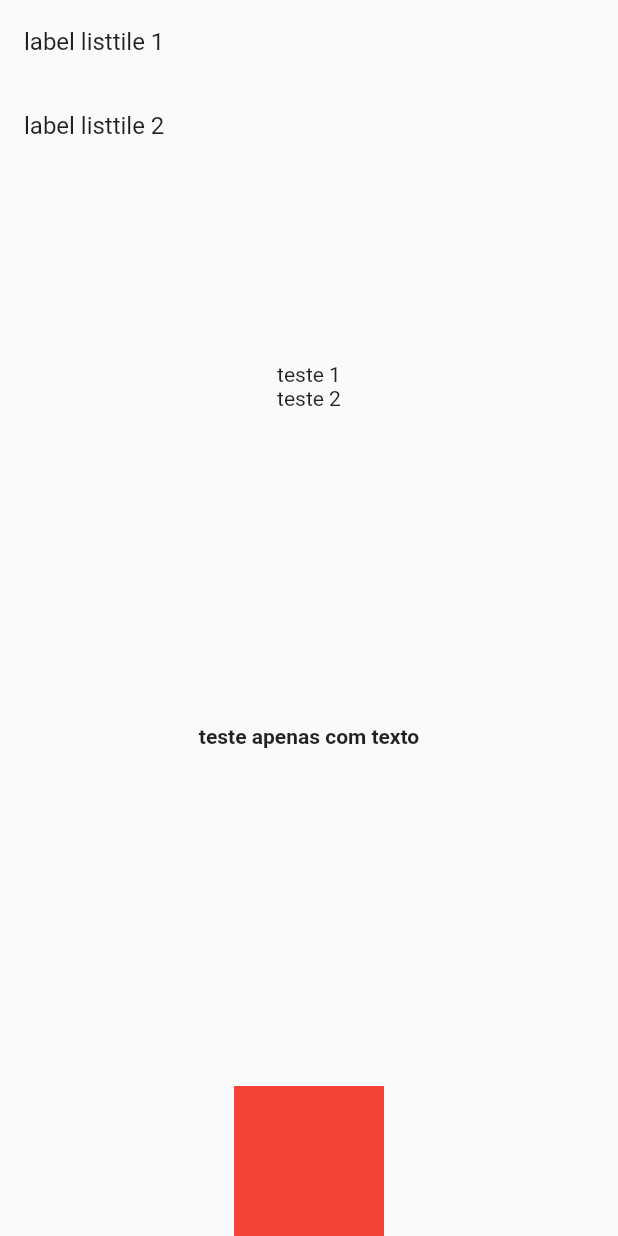
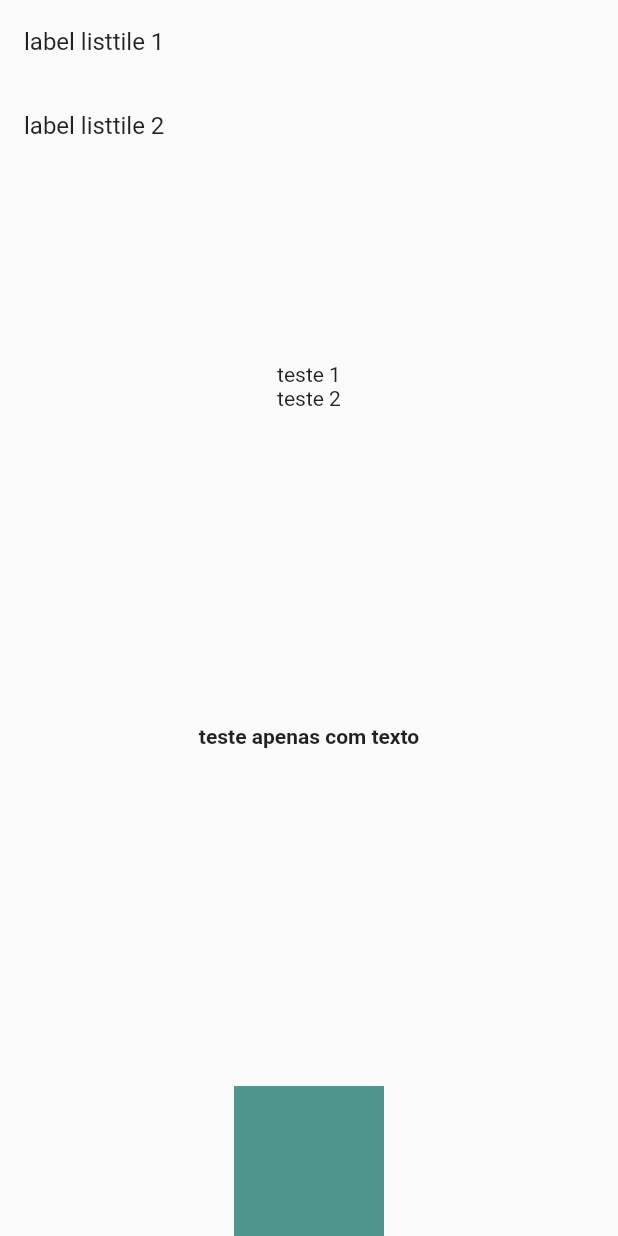
Before and after one commit to rodrigobastosv/flutter_server_driven_ui, a Flutter app: the screen it shows after launch, on a phone screen of 412 x 824 dp. Run offline on Flutter 3.47's test engine with Material 2 defaults, Android fonts, the phone set to English and light mode, and no system bars.

Commit message:
implementing color to container

```diff
--- a/lib/builders/container_builder.dart
+++ b/lib/builders/container_builder.dart
@@ -1,9 +1,10 @@
 import 'package:flutter/material.dart';
+import 'package:server_driven_ui/utils/utils.dart';
 
 Container containerBuilder(Map data) {
   return Container(
     height: data['height'],
     width: data['width'],
-    color: Colors.red,
+    color: getColorFromHex(data['color']),
   );
 }
--- a/lib/jsonResponse.dart
+++ b/lib/jsonResponse.dart
@@ -129,7 +129,7 @@ final jsonBasicContainer = {
     'data': {
       'width': 100.0,
       'height': 100.0,
-      'color': 'red',
+      'color': '4f958d',
     },
   }
 };
--- /dev/null
+++ b/lib/utils/color_utils.dart
@@ -0,0 +1,3 @@
+import 'package:flutter/widgets.dart';
+
+Color getColorFromHex(String hexColor) => Color(int.parse('0xFF$hexColor'));
--- a/lib/utils/utils.dart
+++ b/lib/utils/utils.dart
@@ -1 +1,2 @@
 export 'alignment_utils.dart';
+export 'color_utils.dart';
```
